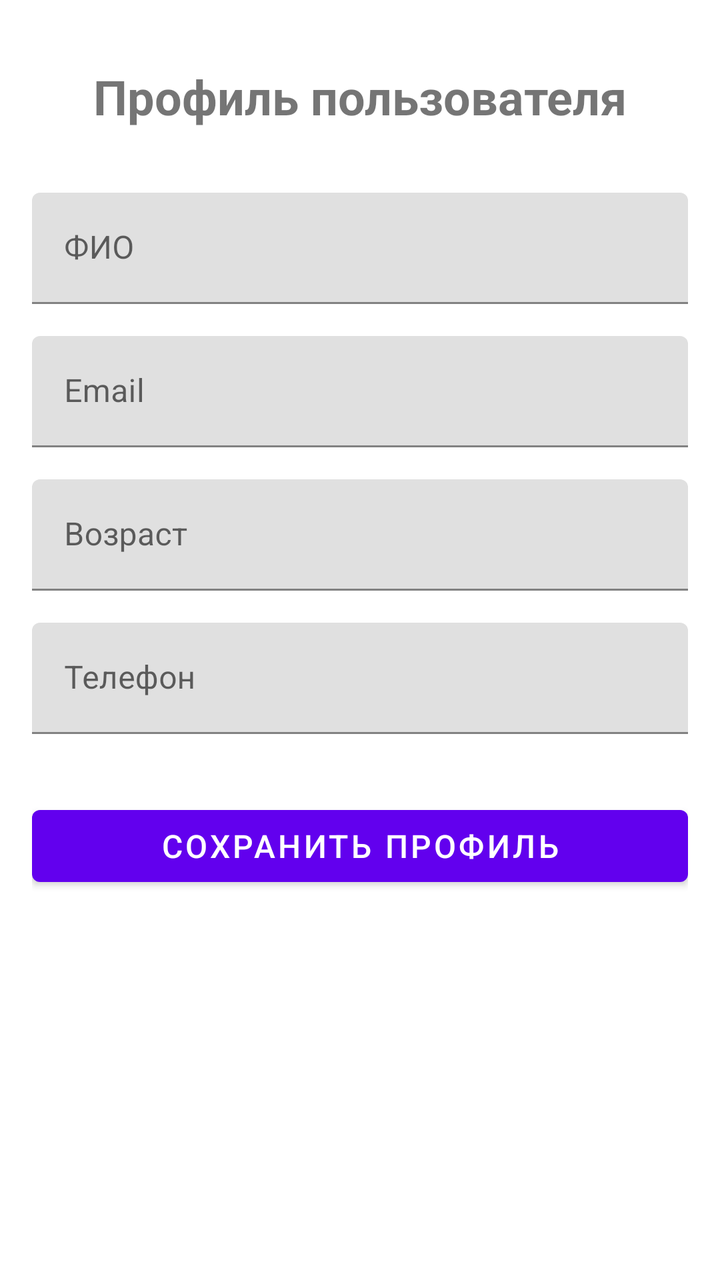
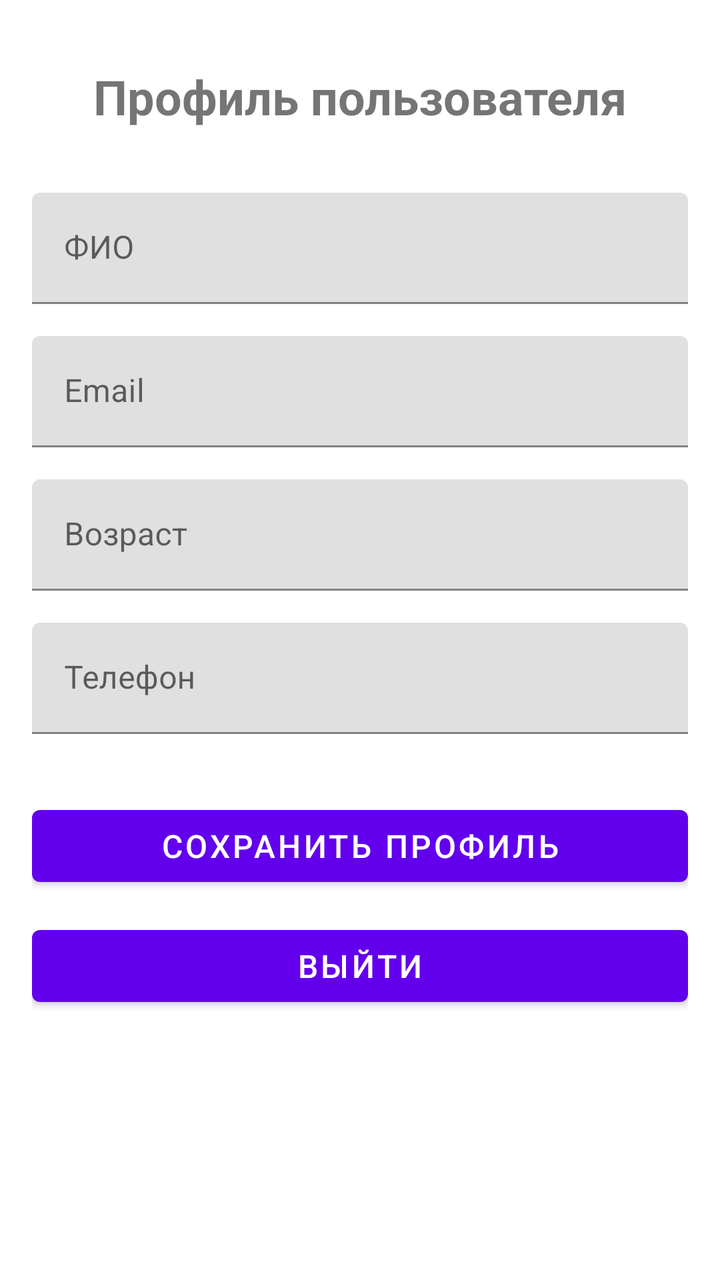

Two renders of the same Android screen: before a commit and after it. Below are the layout's source before the change and the commit's diff.
<!-- AndroidManifest.xml: application theme Theme.MireaProject -->
<!-- res/layout/fragment_settings.xml -->
<?xml version="1.0" encoding="utf-8"?>
<androidx.constraintlayout.widget.ConstraintLayout xmlns:android="http://schemas.android.com/apk/res/android"
    xmlns:app="http://schemas.android.com/apk/res-auto"
    xmlns:tools="http://schemas.android.com/tools"
    android:layout_width="match_parent"
    android:layout_height="match_parent"
    android:padding="16dp"
    tools:context=".ui.settings.SettingsFragment">

    <TextView
        android:id="@+id/text_title"
        android:layout_width="0dp"
        android:layout_height="wrap_content"
        android:layout_marginTop="16dp"
        android:text="Профиль пользователя"
        android:textAlignment="center"
        android:textSize="24sp"
        android:textStyle="bold"
        app:layout_constraintEnd_toEndOf="parent"
        app:layout_constraintStart_toStartOf="parent"
        app:layout_constraintTop_toTopOf="parent" />

    <com.google.android.material.textfield.TextInputLayout
        android:id="@+id/name_layout"
        android:layout_width="0dp"
        android:layout_height="wrap_content"
        android:layout_marginTop="32dp"
        android:hint="ФИО"
        app:layout_constraintEnd_toEndOf="parent"
        app:layout_constraintStart_toStartOf="parent"
        app:layout_constraintTop_toBottomOf="@id/text_title">

        <com.google.android.material.textfield.TextInputEditText
            android:id="@+id/edit_name"
            android:layout_width="match_parent"
            android:layout_height="wrap_content"
            android:inputType="textPersonName" />
    </com.google.android.material.textfield.TextInputLayout>

    <com.google.android.material.textfield.TextInputLayout
        android:id="@+id/email_layout"
        android:layout_width="0dp"
        android:layout_height="wrap_content"
        android:layout_marginTop="16dp"
        android:hint="Email"
        app:layout_constraintEnd_toEndOf="parent"
        app:layout_constraintStart_toStartOf="parent"
        app:layout_constraintTop_toBottomOf="@id/name_layout">

        <com.google.android.material.textfield.TextInputEditText
            android:id="@+id/edit_email"
            android:layout_width="match_parent"
            android:layout_height="wrap_content"
            android:inputType="textEmailAddress" />
    </com.google.android.material.textfield.TextInputLayout>

    <com.google.android.material.textfield.TextInputLayout
        android:id="@+id/age_layout"
        android:layout_width="0dp"
        android:layout_height="wrap_content"
        android:layout_marginTop="16dp"
        android:hint="Возраст"
        app:layout_constraintEnd_toEndOf="parent"
        app:layout_constraintStart_toStartOf="parent"
        app:layout_constraintTop_toBottomOf="@id/email_layout">

        <com.google.android.material.textfield.TextInputEditText
            android:id="@+id/edit_age"
            android:layout_width="match_parent"
            android:layout_height="wrap_content"
            android:inputType="number" />
    </com.google.android.material.textfield.TextInputLayout>

    <com.google.android.material.textfield.TextInputLayout
        android:id="@+id/phone_layout"
        android:layout_width="0dp"
        android:layout_height="wrap_content"
        android:layout_marginTop="16dp"
        android:hint="Телефон"
        app:layout_constraintEnd_toEndOf="parent"
        app:layout_constraintStart_toStartOf="parent"
        app:layout_constraintTop_toBottomOf="@id/age_layout">

        <com.google.android.material.textfield.TextInputEditText
            android:id="@+id/edit_phone"
            android:layout_width="match_parent"
            android:layout_height="wrap_content"
            android:inputType="phone" />
    </com.google.android.material.textfield.TextInputLayout>

    <Button
        android:id="@+id/save_profile_button"
        android:layout_width="0dp"
        android:layout_height="wrap_content"
        android:layout_marginTop="32dp"
        android:text="Сохранить профиль"
        android:textSize="16sp"
        app:layout_constraintEnd_toEndOf="parent"
        app:layout_constraintStart_toStartOf="parent"
        app:layout_constraintTop_toBottomOf="@id/phone_layout" />

</androidx.constraintlayout.widget.ConstraintLayout>
<!-- resources referenced by this layout -->
<resources>
  <style name="Theme.MireaProject" parent="Theme.MaterialComponents.DayNight.DarkActionBar">
          
          <item name="colorPrimary">@color/purple_500</item>
          <item name="colorPrimaryVariant">@color/purple_700</item>
          <item name="colorOnPrimary">@color/white</item>
          
          <item name="colorSecondary">@color/teal_200</item>
          <item name="colorSecondaryVariant">@color/teal_700</item>
          <item name="colorOnSecondary">@color/black</item>
          
          <item name="android:statusBarColor">?attr/colorPrimaryVariant</item>
          
      </style>
  <color name="purple_500">#FF6200EE</color>
  <color name="purple_700">#FF3700B3</color>
  <color name="white">#FFFFFFFF</color>
  <color name="teal_200">#FF03DAC5</color>
  <color name="teal_700">#FF018786</color>
  <color name="black">#FF000000</color>
</resources>

<!-- the commit's change to res/layout/fragment_settings.xml (unified diff, before → after) -->
@@ -51,7 +51,10 @@
             android:id="@+id/edit_email"
             android:layout_width="match_parent"
             android:layout_height="wrap_content"
-            android:inputType="textEmailAddress" />
+            android:inputType="textEmailAddress"
+            android:focusable="false"
+            android:clickable="false"
+            android:cursorVisible="false" />
     </com.google.android.material.textfield.TextInputLayout>
 
     <com.google.android.material.textfield.TextInputLayout
@@ -99,4 +102,15 @@
         app:layout_constraintStart_toStartOf="parent"
         app:layout_constraintTop_toBottomOf="@id/phone_layout" />
 
+    <Button
+        android:id="@+id/logout_button"
+        android:layout_width="0dp"
+        android:layout_height="wrap_content"
+        android:layout_marginTop="12dp"
+        android:text="Выйти"
+        android:textSize="16sp"
+        app:layout_constraintTop_toBottomOf="@id/save_profile_button"
+        app:layout_constraintStart_toStartOf="parent"
+        app:layout_constraintEnd_toEndOf="parent" />
+
 </androidx.constraintlayout.widget.ConstraintLayout>
